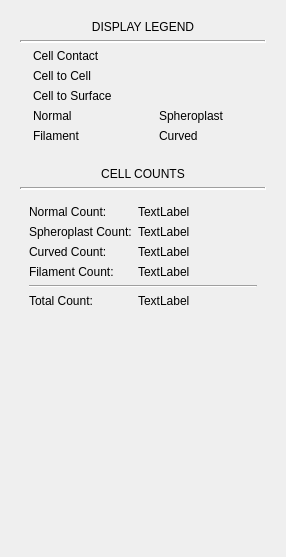
Old version of the form ui/legend_and_counts.ui in the repository ahthomps/bacteria-networks.
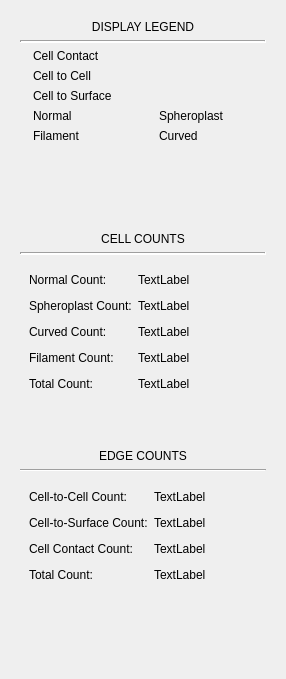
New version of the form. Icons and pictures are not drawn.

Commit message: edge counts and toggling of surface node

Diff of the .ui file:
```diff
--- a/ui/legend_and_counts.ui
+++ b/ui/legend_and_counts.ui
@@ -7,7 +7,7 @@
     <x>0</x>
     <y>0</y>
     <width>286</width>
-    <height>557</height>
+    <height>679</height>
    </rect>
   </property>
   <property name="windowTitle">
@@ -238,6 +238,19 @@
      </layout>
     </widget>
    </item>
+   <item>
+    <spacer name="verticalSpacer_3">
+     <property name="orientation">
+      <enum>Qt::Vertical</enum>
+     </property>
+     <property name="sizeHint" stdset="0">
+      <size>
+       <width>20</width>
+       <height>40</height>
+      </size>
+     </property>
+    </spacer>
+   </item>
    <item>
     <widget class="QWidget" name="cellCountsWidget" native="true">
      <property name="autoFillBackground">
@@ -275,13 +288,25 @@
         <layout class="QFormLayout" name="formLayout">
          <item row="0" column="0">
           <widget class="QLabel" name="normalLabel">
+           <property name="minimumSize">
+            <size>
+             <width>0</width>
+             <height>20</height>
+            </size>
+           </property>
            <property name="text">
             <string>Normal Count:</string>
            </property>
           </widget>
          </item>
          <item row="0" column="1">
-          <widget class="QLabel" name="normalCount">
+          <widget class="QLabel" name="normal_count">
+           <property name="minimumSize">
+            <size>
+             <width>0</width>
+             <height>20</height>
+            </size>
+           </property>
            <property name="text">
             <string>TextLabel</string>
            </property>
@@ -289,13 +314,25 @@
          </item>
          <item row="1" column="0">
           <widget class="QLabel" name="spheroplastLabel">
+           <property name="minimumSize">
+            <size>
+             <width>0</width>
+             <height>20</height>
+            </size>
+           </property>
            <property name="text">
             <string>Spheroplast Count:</string>
            </property>
           </widget>
          </item>
          <item row="1" column="1">
-          <widget class="QLabel" name="sphereoplastCount">
+          <widget class="QLabel" name="sphereoplast_count">
+           <property name="minimumSize">
+            <size>
+             <width>0</width>
+             <height>20</height>
+            </size>
+           </property>
            <property name="text">
             <string>TextLabel</string>
            </property>
@@ -303,48 +340,77 @@
          </item>
          <item row="2" column="0">
           <widget class="QLabel" name="curvedLabel">
+           <property name="minimumSize">
+            <size>
+             <width>0</width>
+             <height>20</height>
+            </size>
+           </property>
            <property name="text">
             <string>Curved Count:</string>
            </property>
           </widget>
          </item>
+         <item row="2" column="1">
+          <widget class="QLabel" name="curved_count">
+           <property name="minimumSize">
+            <size>
+             <width>0</width>
+             <height>20</height>
+            </size>
+           </property>
+           <property name="text">
+            <string>TextLabel</string>
+           </property>
+          </widget>
+         </item>
          <item row="3" column="0">
           <widget class="QLabel" name="filamentLabel">
+           <property name="minimumSize">
+            <size>
+             <width>0</width>
+             <height>20</height>
+            </size>
+           </property>
            <property name="text">
             <string>Filament Count:</string>
            </property>
           </widget>
          </item>
          <item row="3" column="1">
-          <widget class="QLabel" name="filamentCount">
+          <widget class="QLabel" name="filament_count">
+           <property name="minimumSize">
+            <size>
+             <width>0</width>
+             <height>20</height>
+            </size>
+           </property>
            <property name="text">
             <string>TextLabel</string>
            </property>
           </widget>
          </item>
-         <item row="4" column="0" colspan="2">
-          <widget class="Line" name="countSeparator">
-           <property name="orientation">
-            <enum>Qt::Horizontal</enum>
-           </property>
-          </widget>
-         </item>
-         <item row="5" column="0">
+         <item row="4" column="0">
           <widget class="QLabel" name="totalLabel">
+           <property name="minimumSize">
+            <size>
+             <width>0</width>
+             <height>20</height>
+            </size>
+           </property>
            <property name="text">
             <string>Total Count:</string>
            </property>
           </widget>
          </item>
-         <item row="5" column="1">
-          <widget class="QLabel" name="totalCount">
-           <property name="text">
-            <string>TextLabel</string>
+         <item row="4" column="1">
+          <widget class="QLabel" name="total_count">
+           <property name="minimumSize">
+            <size>
+             <width>0</width>
+             <height>20</height>
+            </size>
            </property>
-          </widget>
-         </item>
-         <item row="2" column="1">
-          <widget class="QLabel" name="curvedCount">
            <property name="text">
             <string>TextLabel</string>
            </property>
@@ -354,7 +420,7 @@
        </widget>
       </item>
       <item>
-       <spacer name="verticalSpacer">
+       <spacer name="verticalSpacer_2">
         <property name="orientation">
          <enum>Qt::Vertical</enum>
         </property>
@@ -366,9 +432,155 @@
         </property>
        </spacer>
       </item>
+      <item>
+       <widget class="QLabel" name="cellCountsTitle_2">
+        <property name="text">
+         <string>EDGE COUNTS</string>
+        </property>
+        <property name="scaledContents">
+         <bool>false</bool>
+        </property>
+        <property name="alignment">
+         <set>Qt::AlignCenter</set>
+        </property>
+       </widget>
+      </item>
+      <item>
+       <widget class="Line" name="countSeparator_4">
+        <property name="orientation">
+         <enum>Qt::Horizontal</enum>
+        </property>
+       </widget>
+      </item>
+      <item>
+       <widget class="QWidget" name="widget_3" native="true">
+        <property name="autoFillBackground">
+         <bool>false</bool>
+        </property>
+        <layout class="QFormLayout" name="formLayout_6">
+         <item row="0" column="0">
+          <widget class="QLabel" name="cellToCellLabel_2">
+           <property name="minimumSize">
+            <size>
+             <width>0</width>
+             <height>20</height>
+            </size>
+           </property>
+           <property name="text">
+            <string>Cell-to-Cell Count:</string>
+           </property>
+          </widget>
+         </item>
+         <item row="0" column="1">
+          <widget class="QLabel" name="cell_to_cell_count">
+           <property name="minimumSize">
+            <size>
+             <width>0</width>
+             <height>20</height>
+            </size>
+           </property>
+           <property name="text">
+            <string>TextLabel</string>
+           </property>
+          </widget>
+         </item>
+         <item row="1" column="0">
+          <widget class="QLabel" name="cellToSurfaceLabel">
+           <property name="minimumSize">
+            <size>
+             <width>0</width>
+             <height>20</height>
+            </size>
+           </property>
+           <property name="text">
+            <string>Cell-to-Surface Count:</string>
+           </property>
+          </widget>
+         </item>
+         <item row="1" column="1">
+          <widget class="QLabel" name="cell_to_surface_count">
+           <property name="minimumSize">
+            <size>
+             <width>0</width>
+             <height>20</height>
+            </size>
+           </property>
+           <property name="text">
+            <string>TextLabel</string>
+           </property>
+          </widget>
+         </item>
+         <item row="2" column="0">
+          <widget class="QLabel" name="cellContactLabel_2">
+           <property name="minimumSize">
+            <size>
+             <width>0</width>
+             <height>20</height>
+            </size>
+           </property>
+           <property name="text">
+            <string>Cell Contact Count:</string>
+           </property>
+          </widget>
+         </item>
+         <item row="2" column="1">
+          <widget class="QLabel" name="cell_contact_count">
+           <property name="minimumSize">
+            <size>
+             <width>0</width>
+             <height>20</height>
+            </size>
+           </property>
+           <property name="text">
+            <string>TextLabel</string>
+           </property>
+          </widget>
+         </item>
+         <item row="3" column="0">
+          <widget class="QLabel" name="totalLabel_3">
+           <property name="minimumSize">
+            <size>
+             <width>0</width>
+             <height>20</height>
+            </size>
+           </property>
+           <property name="text">
+            <string>Total Count:</string>
+           </property>
+          </widget>
+         </item>
+         <item row="3" column="1">
+          <widget class="QLabel" name="edge_count">
+           <property name="minimumSize">
+            <size>
+             <width>0</width>
+             <height>20</height>
+            </size>
+           </property>
+           <property name="text">
+            <string>TextLabel</string>
+           </property>
+          </widget>
+         </item>
+        </layout>
+       </widget>
+      </item>
      </layout>
     </widget>
    </item>
+   <item>
+    <spacer name="verticalSpacer">
+     <property name="orientation">
+      <enum>Qt::Vertical</enum>
+     </property>
+     <property name="sizeHint" stdset="0">
+      <size>
+       <width>20</width>
+       <height>40</height>
+      </size>
+     </property>
+    </spacer>
+   </item>
   </layout>
  </widget>
  <resources/>
```
The commit also changes 10 other files.
